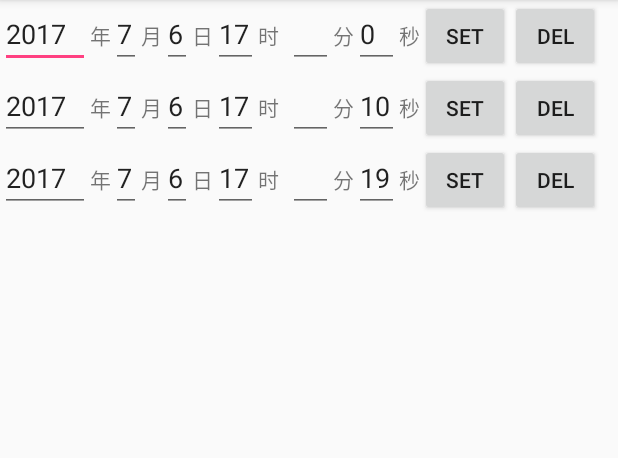
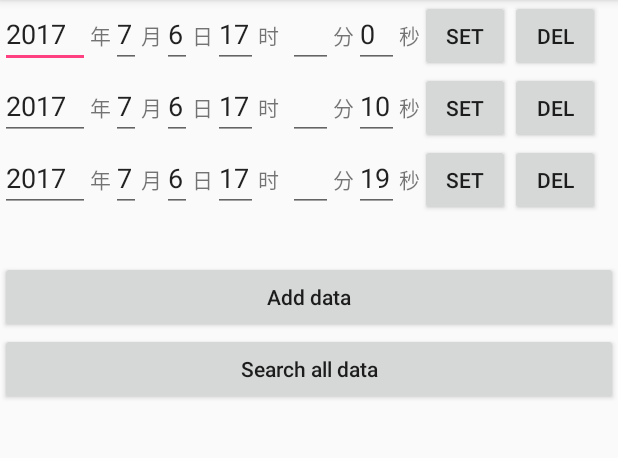
Before and after one commit to androidHRTZ/Alarm, an Android app: the screen it shows after launch (MainActivity), on a phone screen of 412 x 824 dp, the part 84-542 px from its top. Run offline under Robolectric (Android 15) with nearby library versions, the phone set to English and light mode, and no system bars; our stand-ins replace ButterKnife.

Commit message:
完成Sqlite数据库的添加和查找

```diff
--- a/app/src/main/AndroidManifest.xml
+++ b/app/src/main/AndroidManifest.xml
@@ -1,6 +1,9 @@
 <?xml version="1.0" encoding="utf-8"?>
 <manifest xmlns:android="http://schemas.android.com/apk/res/android"
     package="com.example.riven.alarmdemo">
+
+    <uses-permission android:name="android.permission.WRITE_EXTERNAL_STORAGE"/>
+    <uses-permission android:name="android.permission.READ_EXTERNAL_STORAGE"/>
 
     <application
         android:allowBackup="true"
--- /dev/null
+++ b/app/src/main/java/com/example/riven/alarmdemo/DBHelper.java
@@ -0,0 +1,77 @@
+package com.example.riven.alarmdemo;
+
+import android.content.ContentValues;
+import android.content.Context;
+import android.database.Cursor;
+import android.database.DatabaseErrorHandler;
+import android.database.sqlite.SQLiteDatabase;
+import android.database.sqlite.SQLiteOpenHelper;
+import android.util.Log;
+
+/**
+ * Created by Riven on 2017/6/20.
+ * Email : 1819485687@qq.com
+ */
+
+public class DBHelper extends SQLiteOpenHelper {
+
+    public static final int DB_VERSION = 1;
+    public static final String DB_NAME = "alarm_db";
+    private static final String TABLE_NAME = "alarm";
+    public static final String TABLE_ID = "_id";
+    public static final String TABLE_USER_ID = "user_id";
+    public static final String TABLE_TRIGGER_TIME = "trigger_time";
+    public static final String TABLE_LAST_DATE = "last_date";
+    private static final String CREATE_TABLE = "create table if not exists " + TABLE_NAME + "(" + TABLE_ID + " integer primary key," + TABLE_USER_ID + " text," + TABLE_TRIGGER_TIME + " text," + TABLE_LAST_DATE + " text);";
+    private SQLiteDatabase db;
+
+    public DBHelper(Context context, String name, SQLiteDatabase.CursorFactory factory, int version) {
+        super(context, name, factory, version);
+    }
+
+    public DBHelper(Context context, String name, SQLiteDatabase.CursorFactory factory, int version, DatabaseErrorHandler errorHandler) {
+        super(context, name, factory, version, errorHandler);
+    }
+
+    @Override
+    public void onCreate(SQLiteDatabase db) {
+        this.db = db;
+        Log.e("DBHelper", "create SQLiteDatabase");
+        db.execSQL(CREATE_TABLE);
+    }
+
+    @Override
+    public void onUpgrade(SQLiteDatabase db, int oldVersion, int newVersion) {
+
+    }
+
+    public void insert(ContentValues values) {
+        SQLiteDatabase db = getWritableDatabase();
+        db.insert(TABLE_NAME, null, values);
+        db.close();
+    }
+
+    public Cursor query() {
+        SQLiteDatabase db = getReadableDatabase();
+        Cursor c = db.query(TABLE_NAME, null, null, null, null, null, null, null);
+        return c;
+    }
+
+    public void delete(int id) {
+        SQLiteDatabase db = getWritableDatabase();
+        db.delete(TABLE_NAME, "_id=?", new String[]{String.valueOf(id)});
+    }
+
+    public void update(ContentValues values, String wheereClause, String[] whereArgs) {
+        SQLiteDatabase db = getWritableDatabase();
+        db.update(TABLE_NAME, values, wheereClause, whereArgs);
+    }
+
+    public void closeDB() {
+        if (db != null) {
+            db.close();
+        }
+    }
+
+
+}
--- a/app/src/main/res/layout/activity_main.xml
+++ b/app/src/main/res/layout/activity_main.xml
@@ -261,4 +261,25 @@
             android:text="Del" />
     </LinearLayout>
 
+    <Button
+        android:id="@+id/bt_add_data"
+        android:layout_width="match_parent"
+        android:layout_height="wrap_content"
+        android:layout_marginTop="30dp"
+        android:text="Add data"
+        android:textAllCaps="false" />
+
+    <Button
+        android:id="@+id/bt_search_all"
+        android:layout_width="match_parent"
+        android:layout_height="wrap_content"
+        android:text="Search all data"
+        android:textAllCaps="false" />
+
+    <TextView
+        android:id="@+id/tv_result_show"
+        android:layout_width="match_parent"
+        android:layout_height="wrap_content"
+        android:layout_marginTop="30dp" />
+
 </LinearLayout>
```
Also changed, not shown: app/src/main/java/com/example/riven/alarmdemo/AlarmInfo.java (added, +55 -0 lines), app/src/main/java/com/example/riven/alarmdemo/MainActivity.java (+27 -0 lines).
